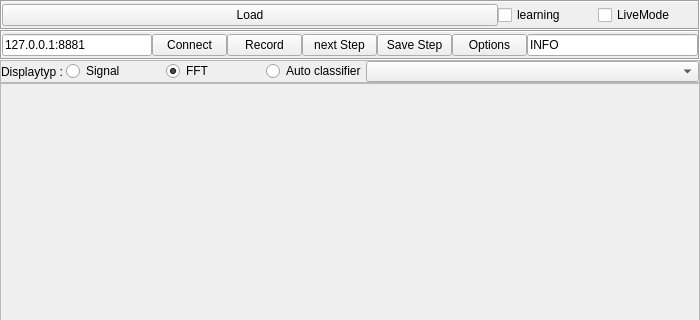
This is dev/BrainVis/mertool.ui in waschkbaer/BrainVis as Qt 5 draws it before an edit; both pictures show x 0 to 700 and y 0 to 320 of the 700 by 900 pixel window. The edited form follows.
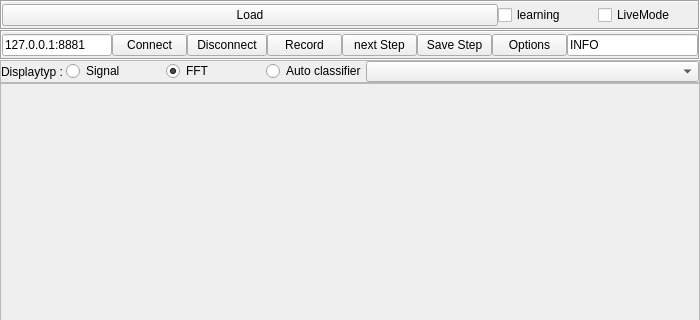
This is the edited form.

The edit to the form file:
```diff
--- a/dev/BrainVis/mertool.ui
+++ b/dev/BrainVis/mertool.ui
@@ -160,13 +160,13 @@
         <widget class="QLineEdit" name="hostEdit">
          <property name="minimumSize">
           <size>
-           <width>150</width>
+           <width>110</width>
            <height>0</height>
           </size>
          </property>
          <property name="maximumSize">
           <size>
-           <width>150</width>
+           <width>110</width>
            <height>16777215</height>
           </size>
          </property>
@@ -194,6 +194,13 @@
          </property>
         </widget>
        </item>
+       <item>
+        <widget class="QPushButton" name="disconnectButton">
+         <property name="text">
+          <string>Disconnect</string>
+         </property>
+        </widget>
+       </item>
        <item>
         <widget class="QPushButton" name="recordButton">
          <property name="maximumSize">
```
